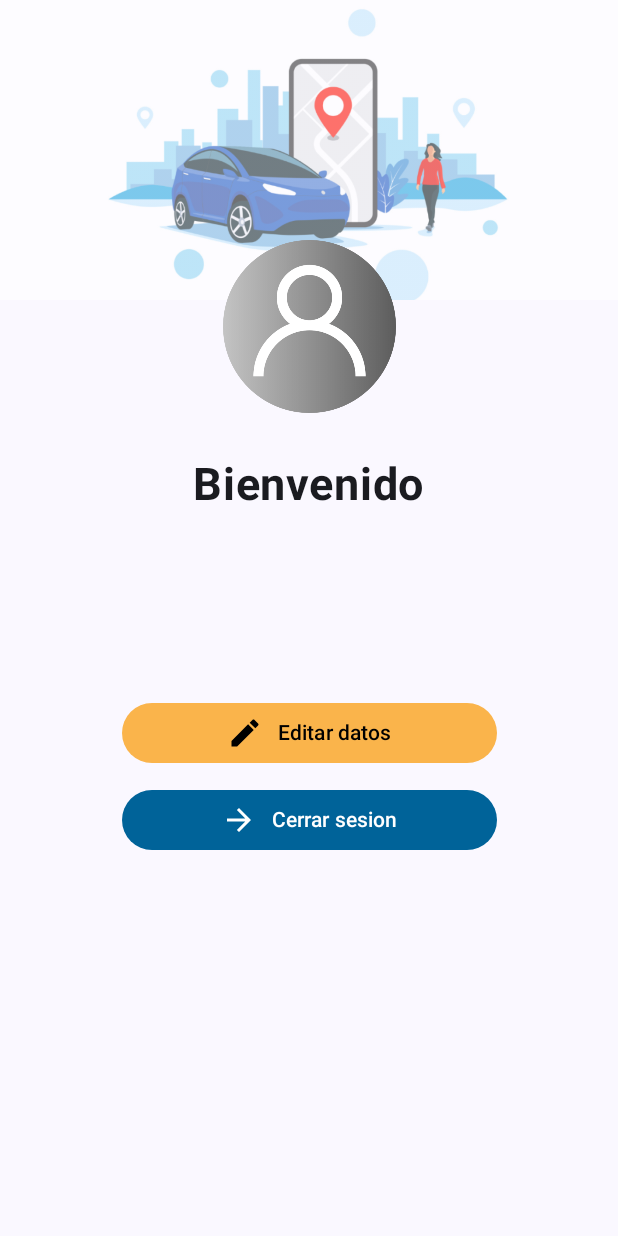
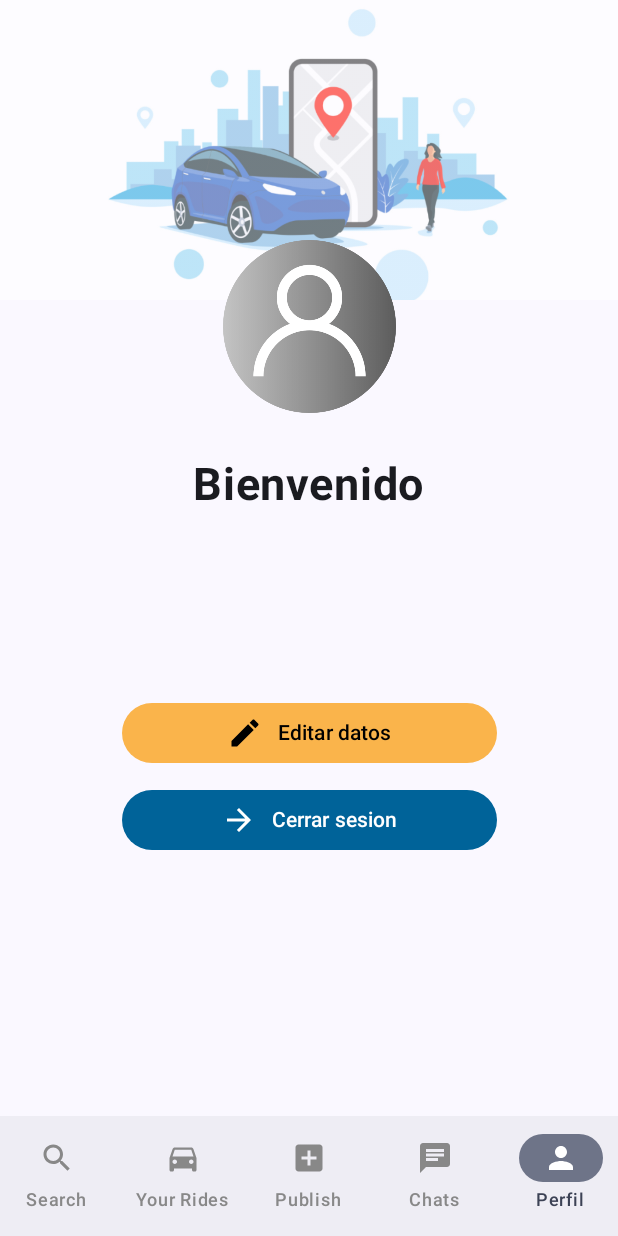
Before and after one commit to Saulo022/ULPGCarApp, an Android app built with Jetpack Compose: the ProfileScreen screen opened through its navigation route, on a phone screen of 412 x 824 dp. Run offline under Robolectric (Android 15) with nearby library versions, the phone set to English and light mode, and no system bars; our stand-ins replace Dagger/Hilt's generated code, Firebase (no records; nobody signed in at launch, a user with empty details on screens opened directly).

Commit message:
Implementando navegacion anidada a travez de grafos,añadiendo un BottomBar en el grafo Home y corrigiendo errores en la navegacion

```diff
--- a/app/build.gradle
+++ b/app/build.gradle
@@ -78,6 +78,9 @@ dependencies {
     //ASYN IMAGE
     implementation("io.coil-kt:coil-compose:2.4.0")
 
+    //Extended Material Icons
+    implementation "androidx.compose.material:material-icons-extended:1.4.3"
+
     implementation "commons-io:commons-io:2.7"
 
 
--- a/app/src/main/java/com/saulo/ulpgcarapp/presentation/MainActivity.kt
+++ b/app/src/main/java/com/saulo/ulpgcarapp/presentation/MainActivity.kt
@@ -9,8 +9,7 @@ import androidx.compose.material3.Surface
 import androidx.compose.ui.Modifier
 import androidx.navigation.NavHostController
 import androidx.navigation.compose.rememberNavController
-import com.saulo.ulpgcarapp.presentation.navigation.AppNavigation
-import com.saulo.ulpgcarapp.presentation.screens.login.LoginScreen
+import com.saulo.ulpgcarapp.presentation.navigation.RootNavGraph
 import com.saulo.ulpgcarapp.presentation.ui.theme.ULPGCarAppTheme
 import dagger.hilt.android.AndroidEntryPoint
 
@@ -28,7 +27,7 @@ class MainActivity : ComponentActivity() {
                     color = MaterialTheme.colorScheme.background
                 ) {
                     navController = rememberNavController()
-                    AppNavigation(navController = navController)
+                    RootNavGraph(navController = navController)
                 }
             }
         }
--- a/app/src/main/java/com/saulo/ulpgcarapp/presentation/navigation/AppNavigation.kt
+++ /dev/null
@@ -1,44 +0,0 @@
-package com.saulo.ulpgcarapp.presentation.navigation
-
-import androidx.compose.runtime.Composable
-import androidx.navigation.NavHostController
-import androidx.navigation.NavType
-import androidx.navigation.compose.NavHost
-import androidx.navigation.compose.composable
-import androidx.navigation.navArgument
-import com.saulo.ulpgcarapp.presentation.screens.login.LoginScreen
-import com.saulo.ulpgcarapp.presentation.screens.profile.ProfileScreen
-import com.saulo.ulpgcarapp.presentation.screens.profile_edit.ProfileEditScreen
-import com.saulo.ulpgcarapp.presentation.screens.signup.SignupScreen
-
-
-@Composable
-fun AppNavigation(navController: NavHostController) {
-
-    NavHost(navController = navController, startDestination = AppScreen.Login.route) {
-
-        composable(route = AppScreen.Login.route) {
-            LoginScreen(navController)
-        }
-
-        composable(route = AppScreen.Signup.route) {
-            SignupScreen(navController)
-        }
-
-        composable(route = AppScreen.Profile.route) {
-            ProfileScreen(navController)
-        }
-
-        composable(
-            route = AppScreen.ProfileEdit.route,
-            arguments = listOf(navArgument("user") {
-                type = NavType.StringType
-            })
-        ) {
-            it.arguments?.getString("user")?.let {
-                ProfileEditScreen(navController, it)
-            }
-        }
-
-    }
-}
--- /dev/null
+++ b/app/src/main/java/com/saulo/ulpgcarapp/presentation/navigation/AuthNavGraph.kt
@@ -0,0 +1,34 @@
+package com.saulo.ulpgcarapp.presentation.navigation
+
+import androidx.navigation.NavGraphBuilder
+import androidx.navigation.NavHostController
+import androidx.navigation.compose.composable
+import androidx.navigation.navigation
+import com.saulo.ulpgcarapp.presentation.screens.login.LoginScreen
+import com.saulo.ulpgcarapp.presentation.screens.signup.SignupScreen
+
+fun NavGraphBuilder.authNavGraph(navController: NavHostController) {
+
+    navigation(
+        route = Graph.AUTHENTICATION,
+        startDestination = AuthScreen.Login.route
+    ) {
+
+        composable(route = AuthScreen.Login.route) {
+            LoginScreen(navController)
+        }
+
+        composable(route = AuthScreen.Signup.route) {
+            SignupScreen(navController)
+        }
+
+    }
+
+}
+
+sealed class AuthScreen(val route: String) {
+
+    object Login: AuthScreen("login")
+    object Signup: AuthScreen("signup")
+
+}
--- /dev/null
+++ b/app/src/main/java/com/saulo/ulpgcarapp/presentation/navigation/DetailsNavGraph.kt
@@ -0,0 +1,35 @@
+package com.saulo.ulpgcarapp.presentation.navigation
+
+import androidx.navigation.*
+import androidx.navigation.compose.composable
+import com.saulo.ulpgcarapp.presentation.screens.profile_edit.ProfileEditScreen
+
+fun NavGraphBuilder.detailsNavGraph(navController: NavHostController) {
+
+    navigation(
+        route = Graph.DETAILS,
+        startDestination = DetailsScreen.ProfileEdit.route
+    ) {
+
+        composable(
+            route = DetailsScreen.ProfileEdit.route,
+            arguments = listOf(navArgument("user") {
+                type = NavType.StringType
+            })
+        ) {
+            it.arguments?.getString("user")?.let {
+                ProfileEditScreen(navController, it)
+            }
+        }
+
+    }
+
+}
+
+sealed class DetailsScreen(val route: String) {
+
+    object ProfileEdit: DetailsScreen("profile/edit/{user}") {
+        fun passUser(user: String) = "profile/edit/$user"
+    }
+
+}
--- /dev/null
+++ b/app/src/main/java/com/saulo/ulpgcarapp/presentation/navigation/HomeBottomBarNavGraph.kt
@@ -0,0 +1,89 @@
+package com.saulo.ulpgcarapp.presentation.navigation
+
+
+import androidx.compose.material.icons.Icons
+import androidx.compose.material.icons.filled.*
+import androidx.compose.material.icons.outlined.List
+import androidx.compose.runtime.Composable
+import androidx.compose.ui.graphics.vector.ImageVector
+import androidx.navigation.NavHostController
+import androidx.navigation.compose.NavHost
+import androidx.navigation.compose.composable
+import com.saulo.ulpgcarapp.presentation.screens.chats.ChatsScreen
+import com.saulo.ulpgcarapp.presentation.screens.profile.ProfileScreen
+import com.saulo.ulpgcarapp.presentation.screens.publish_a_ride.PublishRideScreen
+import com.saulo.ulpgcarapp.presentation.screens.search.SearchScreen
+import com.saulo.ulpgcarapp.presentation.screens.your_rides.YourRidesScreen
+
+@Composable
+fun HomeBottomBarNavGraph(navController: NavHostController) {
+
+    NavHost(
+        navController = navController,
+        route = Graph.HOME,
+        startDestination = HomeBottomBarScreen.Search.route
+    ) {
+
+        composable(route = HomeBottomBarScreen.Search.route) {
+            SearchScreen(navController)
+        }
+
+        composable(route = HomeBottomBarScreen.YourRides.route) {
+            YourRidesScreen(navController)
+        }
+
+        composable(route = HomeBottomBarScreen.PublishRide.route) {
+            PublishRideScreen(navController)
+        }
+
+        composable(route = HomeBottomBarScreen.Chats.route) {
+            ChatsScreen(navController)
+        }
+
+        composable(route = HomeBottomBarScreen.Profile.route) {
+            ProfileScreen(navController)
+        }
+
+        detailsNavGraph(navController = navController)
+
+    }
+
+}
+
+
+sealed class HomeBottomBarScreen(
+    val route: String,
+    var title: String,
+    val icon: ImageVector
+) {
+
+    object Search : HomeBottomBarScreen(
+        route = "search",
+        title = "Search",
+        icon = Icons.Default.Search
+    )
+
+    object YourRides : HomeBottomBarScreen(
+        route = "your_rides",
+        title = "Your Rides",
+        icon = Icons.Default.DirectionsCar
+    )
+
+    object PublishRide : HomeBottomBarScreen(
+        route = "publish_a_ride",
+        title = "Publish",
+        icon = Icons.Default.AddBox
+    )
+
+    object Chats : HomeBottomBarScreen(
+        route = "chats",
+        title = "Chats",
+        icon = Icons.Default.Chat
+    )
+
+    object Profile : HomeBottomBarScreen(
+        route = "profile",
+        title = "Perfil",
+        icon = Icons.Default.Person
+    )
+}
--- /dev/null
+++ b/app/src/main/java/com/saulo/ulpgcarapp/presentation/navigation/RootNavGraph.kt
@@ -0,0 +1,25 @@
+package com.saulo.ulpgcarapp.presentation.navigation
+
+import androidx.compose.runtime.Composable
+import androidx.navigation.NavHostController
+import androidx.navigation.compose.NavHost
+import androidx.navigation.compose.composable
+import com.saulo.ulpgcarapp.presentation.screens.home.HomeScreen
+
+
+@Composable
+fun RootNavGraph(navController: NavHostController) {
+
+    NavHost(
+        navController = navController,
+        route = Graph.ROOT,
+        startDestination = Graph.AUTHENTICATION
+    ) {
+
+        authNavGraph(navController = navController)
+        composable(route = Graph.HOME) {
+            HomeScreen()
+        }
+
+    }
+}
--- /dev/null
+++ b/app/src/main/java/com/saulo/ulpgcarapp/presentation/screens/home/HomeScreen.kt
@@ -0,0 +1,85 @@
+package com.saulo.ulpgcarapp.presentation.screens.home
+
+import androidx.compose.foundation.layout.RowScope
+import androidx.compose.material3.*
+import androidx.compose.runtime.Composable
+import androidx.compose.runtime.getValue
+import androidx.compose.ui.graphics.Color
+import androidx.compose.ui.graphics.DefaultAlpha
+import androidx.navigation.NavDestination
+import androidx.navigation.NavDestination.Companion.hierarchy
+import androidx.navigation.NavGraph.Companion.findStartDestination
+import androidx.navigation.NavHostController
+import androidx.navigation.compose.currentBackStackEntryAsState
+import androidx.navigation.compose.rememberNavController
+import com.saulo.ulpgcarapp.presentation.navigation.HomeBottomBarNavGraph
+import com.saulo.ulpgcarapp.presentation.navigation.HomeBottomBarScreen
+
+
+@Composable
+fun HomeScreen(navController: NavHostController = rememberNavController()) {
+
+    Scaffold(
+        bottomBar = { BottomBar(navController = navController) }
+    ) {
+        HomeBottomBarNavGraph(navController = navController)
+    }
+
+}
+
+@Composable
+fun BottomBar(navController: NavHostController) {
+
+    val screens = listOf(
+        HomeBottomBarScreen.Search,
+        HomeBottomBarScreen.YourRides,
+        HomeBottomBarScreen.PublishRide,
+        HomeBottomBarScreen.Chats,
+        HomeBottomBarScreen.Profile,
+    )
+
+    val navBackStackEntry by navController.currentBackStackEntryAsState()
+    val currentDestination = navBackStackEntry?.destination
+    val bottomBarDestination = screens.any { it.route == currentDestination?.route }
+
+    if (bottomBarDestination) {
+
+        NavigationBar {
+            screens.forEach { screen ->
+                AddItem(
+                    screen = screen,
+                    currentDestination = currentDestination,
+                    navController = navController
+                )
+            }
+        }
+    }
+
+}
+
+@Composable
+fun RowScope.AddItem(
+    screen: HomeBottomBarScreen,
+    currentDestination: NavDestination?,
+    navController: NavHostController
+) {
+
+    NavigationBarItem(
+        label = { Text(text = screen.title) },
+        icon = { Icon(imageVector = screen.icon, contentDescription = "Navigation icon") },
+        selected = currentDestination?.hierarchy?.any {
+            it.route == screen.route
+        } == true,
+        colors = NavigationBarItemDefaults.colors(
+            unselectedIconColor = Color.Gray,
+            unselectedTextColor = Color.Gray
+        ),
+        onClick = {
+            navController.navigate(screen.route) {
+                popUpTo(navController.graph.findStartDestination().id)
+                launchSingleTop = true
+            }
+        }
+    )
+
+}
--- a/app/src/main/java/com/saulo/ulpgcarapp/presentation/screens/login/components/Login.kt
+++ b/app/src/main/java/com/saulo/ulpgcarapp/presentation/screens/login/components/Login.kt
@@ -1,20 +1,14 @@
 package com.saulo.ulpgcarapp.presentation.screens.login.components
 
-import android.widget.ProgressBar
 import android.widget.Toast
-import androidx.compose.foundation.layout.Box
-import androidx.compose.foundation.layout.fillMaxSize
-import androidx.compose.material3.CircularProgressIndicator
 import androidx.compose.runtime.Composable
 import androidx.compose.runtime.LaunchedEffect
-import androidx.compose.ui.Alignment
-import androidx.compose.ui.Modifier
 import androidx.compose.ui.platform.LocalContext
 import androidx.hilt.navigation.compose.hiltViewModel
 import androidx.navigation.NavHostController
 import com.saulo.ulpgcarapp.domain.model.Response
 import com.saulo.ulpgcarapp.presentation.components.ProgressBar
-import com.saulo.ulpgcarapp.presentation.navigation.AppScreen
+import com.saulo.ulpgcarapp.presentation.navigation.Graph
 import com.saulo.ulpgcarapp.presentation.screens.login.LoginViewModel
 
 @Composable
@@ -28,10 +22,9 @@ fun Login(navController: NavHostController, viewModel: LoginViewModel = hiltView
         }
         is Response.Success -> {
             LaunchedEffect(Unit) {
-                navController.navigate(route = AppScreen.Profile.route) {
-                    //ESTO ES PARA QUE UNA VEZ INICIEMOS SESION BORRE ESTA PANTALLA
-                    // DE LA PILA DE PANTALLAS ANTERIORES
-                    popUpTo(AppScreen.Login.route) { inclusive = true }
+                navController.navigate(route = Graph.HOME) {
+                    //BORRAMOS DIRECTAMENTE EL GRAFO DE AUTENTICACION
+                    popUpTo(Graph.AUTHENTICATION) { inclusive = true }
                 }
 
             }
--- a/app/src/main/java/com/saulo/ulpgcarapp/presentation/screens/login/components/LoginBottomBar.kt
+++ b/app/src/main/java/com/saulo/ulpgcarapp/presentation/screens/login/components/LoginBottomBar.kt
@@ -11,7 +11,7 @@ import androidx.compose.ui.text.font.FontWeight
 import androidx.compose.ui.unit.dp
 import androidx.compose.ui.unit.sp
 import androidx.navigation.NavHostController
-import com.saulo.ulpgcarapp.presentation.navigation.AppScreen
+import com.saulo.ulpgcarapp.presentation.navigation.AuthScreen
 import com.saulo.ulpgcarapp.presentation.ui.theme.Orange400
 
 @Composable
@@ -29,7 +29,7 @@ fun LoginBottomBar(navController: NavHostController) {
         )
         Spacer(modifier = Modifier.width(10.dp))
         Text(
-            modifier = Modifier.clickable { navController.navigate(route = AppScreen.Signup.route) },
+            modifier = Modifier.clickable { navController.navigate(route = AuthScreen.Signup.route) },
             text = "REGISTRATE AQUI",
             color = Orange400,
             fontSize = 14.sp,
--- a/app/src/main/java/com/saulo/ulpgcarapp/presentation/screens/login/components/LoginContent.kt
+++ b/app/src/main/java/com/saulo/ulpgcarapp/presentation/screens/login/components/LoginContent.kt
@@ -1,7 +1,5 @@
 package com.saulo.ulpgcarapp.presentation.screens.login.components
 
-import android.util.Log
-import android.widget.Toast
 import androidx.compose.foundation.Image
 import androidx.compose.foundation.background
 import androidx.compose.foundation.layout.*
@@ -13,7 +11,6 @@ import androidx.compose.runtime.*
 import androidx.compose.ui.Alignment
 import androidx.compose.ui.Modifier
 import androidx.compose.ui.graphics.Color
-import androidx.compose.ui.platform.LocalContext
 import androidx.compose.ui.res.painterResource
 import androidx.compose.ui.text.font.FontWeight
 import androidx.compose.ui.text.input.KeyboardType
@@ -22,10 +19,8 @@ import androidx.compose.ui.unit.sp
 import androidx.hilt.navigation.compose.hiltViewModel
 import androidx.navigation.NavHostController
 import com.saulo.ulpgcarapp.R
-import com.saulo.ulpgcarapp.domain.model.Response
 import com.saulo.ulpgcarapp.presentation.components.DefaultButton
 import com.saulo.ulpgcarapp.presentation.components.DefaultTextField
-import com.saulo.ulpgcarapp.presentation.navigation.AppScreen
 import com.saulo.ulpgcarapp.presentation.screens.login.LoginViewModel
 import com.saulo.ulpgcarapp.presentation.ui.theme.Blue400
 
--- /dev/null
+++ b/app/src/main/java/com/saulo/ulpgcarapp/presentation/screens/search/SearchScreen.kt
@@ -0,0 +1,17 @@
+package com.saulo.ulpgcarapp.presentation.screens.search
+
+import androidx.compose.material3.Scaffold
+import androidx.compose.material3.Text
+import androidx.compose.runtime.Composable
+import androidx.navigation.NavHostController
+
+@Composable
+fun SearchScreen(navController: NavHostController) {
+
+    Scaffold(
+        content = {
+            Text(text = "SearchScreen")
+        }
+    )
+
+}
--- a/app/src/main/java/com/saulo/ulpgcarapp/presentation/screens/signup/components/Signup.kt
+++ b/app/src/main/java/com/saulo/ulpgcarapp/presentation/screens/signup/components/Signup.kt
@@ -8,7 +8,7 @@ import androidx.hilt.navigation.compose.hiltViewModel
 import androidx.navigation.NavHostController
 import com.saulo.ulpgcarapp.domain.model.Response
 import com.saulo.ulpgcarapp.presentation.components.ProgressBar
-import com.saulo.ulpgcarapp.presentation.navigation.AppScreen
+import com.saulo.ulpgcarapp.presentation.navigation.Graph
 import com.saulo.ulpgcarapp.presentation.screens.signup.SignupViewModel
 
 @Composable
@@ -21,8 +21,8 @@ fun Signup(navController: NavHostController, viewModel: SignupViewModel = hiltVi
         is Response.Success -> {
             LaunchedEffect(Unit) {
                 viewModel.createUser()
-                navController.popBackStack(AppScreen.Login.route, true)
-                navController.navigate(route = AppScreen.Profile.route)
+                navController.popBackStack(Graph.AUTHENTICATION, true)
+                navController.navigate(route = Graph.HOME)
             }
         }
         is Response.Failure -> {
--- a/app/src/main/java/com/saulo/ulpgcarapp/presentation/screens/signup/components/SignupContent.kt
+++ b/app/src/main/java/com/saulo/ulpgcarapp/presentation/screens/signup/components/SignupContent.kt
@@ -1,6 +1,5 @@
 package com.saulo.ulpgcarapp.presentation.screens.signup.components
 
-import android.widget.Toast
 import androidx.compose.foundation.Image
 import androidx.compose.foundation.background
 import androidx.compose.foundation.layout.*
@@ -14,7 +13,6 @@ import androidx.compose.runtime.*
 import androidx.compose.ui.Alignment
 import androidx.compose.ui.Modifier
 import androidx.compose.ui.graphics.Color
-import androidx.compose.ui.platform.LocalContext
 import androidx.compose.ui.res.painterResource
 import androidx.compose.ui.text.font.FontWeight
 import androidx.compose.ui.text.input.KeyboardType
@@ -23,10 +21,8 @@ import androidx.compose.ui.unit.sp
 import androidx.hilt.navigation.compose.hiltViewModel
 import androidx.navigation.NavHostController
 import com.saulo.ulpgcarapp.R
-import com.saulo.ulpgcarapp.domain.model.Response
 import com.saulo.ulpgcarapp.presentation.components.DefaultButton
 import com.saulo.ulpgcarapp.presentation.components.DefaultTextField
-import com.saulo.ulpgcarapp.presentation.navigation.AppScreen
 import com.saulo.ulpgcarapp.presentation.screens.signup.SignupViewModel
 import com.saulo.ulpgcarapp.presentation.ui.theme.Blue400
 
```
Also changed, not shown: app/src/main/java/com/saulo/ulpgcarapp/presentation/navigation/AppScreen.kt (deleted, +0 -11 lines), app/src/main/java/com/saulo/ulpgcarapp/presentation/navigation/Graph.kt (added, +10 -0 lines), app/src/main/java/com/saulo/ulpgcarapp/presentation/screens/chats/ChatsScreen.kt (added, +17 -0 lines), app/src/main/java/com/saulo/ulpgcarapp/presentation/screens/profile/components/ProfileContent.kt (+10 -7 lines), app/src/main/java/com/saulo/ulpgcarapp/presentation/screens/publish_a_ride/PublishRideScreen.kt (added, +17 -0 lines), app/src/main/java/com/saulo/ulpgcarapp/presentation/screens/your_rides/YourRidesScreen.kt (added, +17 -0 lines).
